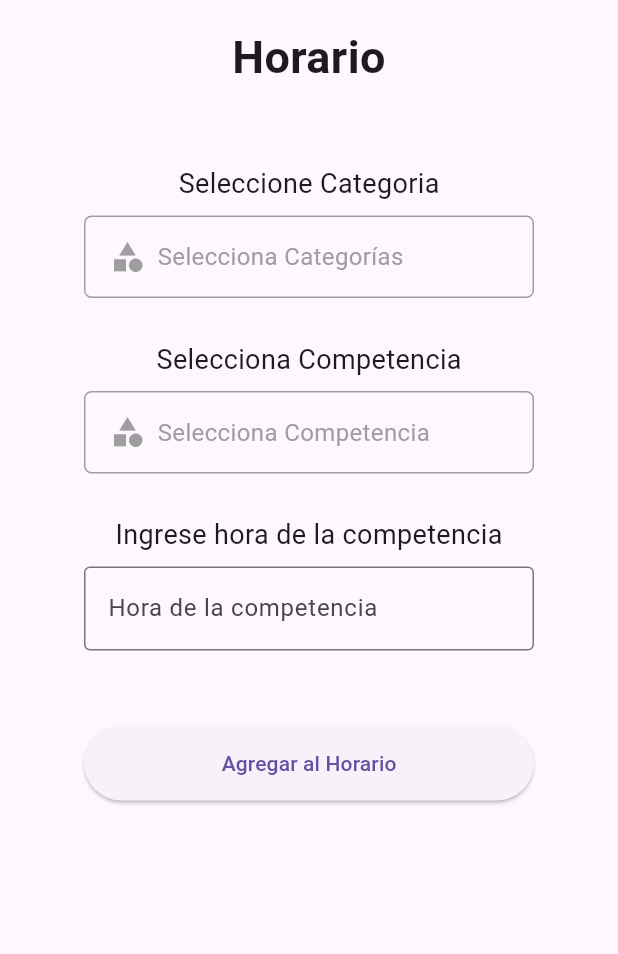
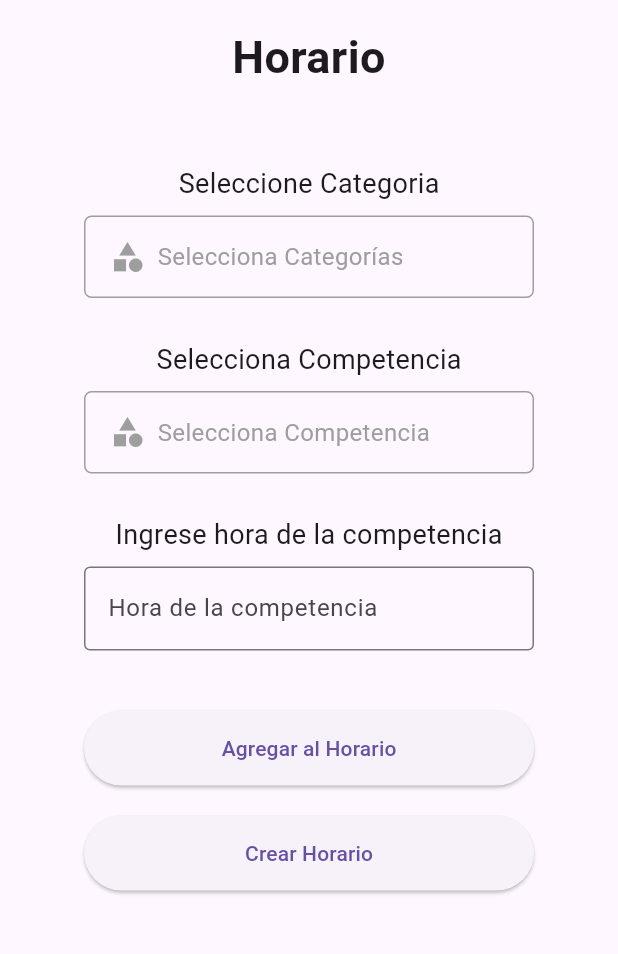
Before and after one commit to Gonzalolo1123/ProyectoAppMovil, a Flutter app: the Horario screen opened directly, after a tap on "Agregar al Horario", on a phone screen of 412 x 824 dp, the part 89-1043 px from its top. Run offline on Flutter 3.47's test engine with Material 3 defaults, Android fonts, the phone set to English and light mode, and no system bars; missing offline and left inert: postgres.

Commit message:
Horario terminado

```diff
--- a/proyectoapp/lib/horario.dart
+++ b/proyectoapp/lib/horario.dart
@@ -3,9 +3,22 @@ import 'package:flutter/material.dart';
 import 'crearCompetencia.dart';
 
 class horarioData {
-  List<String> CategoriaH =[] ;
+  List<String> CategoriaH = [];
   List<String> CompetenciaH = [];
   String HoraH = '';
+  @override
+  String toString() {
+    if (CompetenciaH.length != CategoriaH.length) {
+      return 'Error: Competencias y Categorías tienen longitudes diferentes';
+    }
+
+    List<String> competenciasYcategorias = [];
+    for (int i = 0; i < CompetenciaH.length; i++) {
+      competenciasYcategorias.add('${CompetenciaH[i]} ${CategoriaH[i]}');
+    }
+
+    return 'Hora: $HoraH, Competencias: ${competenciasYcategorias.join(', ')}';
+  }
 }
 
 class Horario extends StatefulWidget {
@@ -21,10 +34,9 @@ class _HorarioState extends State<Horario> {
   final TextEditingController horaController = TextEditingController();
   final List<horarioData> horarios = [];
 
-  horarioData nuevoHorario = horarioData(); // Instancia para el nuevo horario
-
   @override
   Widget build(BuildContext context) {
+    horarioData Horario = horarioData();
     return Scaffold(
       appBar: PreferredSize(
         preferredSize: const Size.fromHeight(60.0),
@@ -67,7 +79,7 @@ class _HorarioState extends State<Horario> {
                     ),
                     MyCheckboxMenu(
                       options: widget.competitionData.selectedCategories,
-                      selectedOptions: nuevoHorario.CategoriaH,
+                      selectedOptions: Horario.CategoriaH,
                       customText: 'Selecciona Categorías',
                     ),
                     const SizedBox(height: 20),
@@ -77,7 +89,7 @@ class _HorarioState extends State<Horario> {
                     ),
                     MyCheckboxMenu(
                       options: widget.competitionData.getSelectedCompetitions(),
-                      selectedOptions: nuevoHorario.CompetenciaH,
+                      selectedOptions: Horario.CompetenciaH,
                       customText: 'Selecciona Competencia',
                     ),
                   ],
@@ -101,17 +113,44 @@ class _HorarioState extends State<Horario> {
                     keyboardType: TextInputType.datetime,
                   ),
                 ),
-                const SizedBox(height: 50),
+                const SizedBox(height: 40),
                 ElevatedButton(
                   onPressed: () {
                     // Validar el formato de la hora HH:MM
                     if (isValidHourFormat(horaController.text)) {
                       // La hora tiene el formato correcto, puedes usarla
                       String hora = horaController.text;
-                      nuevoHorario.HoraH = hora;
-                      horarios.add(nuevoHorario);
-                      // Aquí puedes agregar la lógica para crear el horario
-                      print('Hora de la competencia: $hora');
+
+                      // Buscar un horario existente con la misma hora
+                      horarioData horarioExistente = horarios.firstWhere(
+                        (horario) => horario.HoraH == hora,
+                        orElse: () {
+                          // Si no existe, crear un nuevo horario
+                          horarioData nuevoHorario = horarioData();
+                          nuevoHorario.HoraH = hora;
+                          return nuevoHorario;
+                        },
+                      );
+
+                      // Crear una nueva instancia de horarioData
+                      horarioData nuevoHorario = horarioExistente;
+
+                      // Configurar el nuevo horario con los datos ingresados
+                      nuevoHorario.CategoriaH.addAll(Horario.CategoriaH);
+                      nuevoHorario.CompetenciaH.addAll(Horario.CompetenciaH);
+
+                      // Agregar el nuevo horario a la lista
+                      if (!horarios.contains(nuevoHorario)) {
+                        horarios.add(nuevoHorario);
+                      }
+
+                      // Mostrar el horario agregado
+                      print(
+                          'Competencia Agregada: ${horarios.map((horario) => horario.toString()).join(', ')}');
+                      // Limpiar checkboxes y TextField
+                      horaController.clear();
+                      Horario.CategoriaH.clear();
+                      Horario.CompetenciaH.clear();
                     } else {
                       // La hora no tiene el formato correcto
                       print('Formato de hora incorrecto. Debe ser HH:MM');
@@ -122,6 +161,17 @@ class _HorarioState extends State<Horario> {
                     padding: const EdgeInsets.all(15.0),
                   ),
                   child: const Text('Agregar al Horario'),
+                ),
+                const SizedBox(height: 20),
+                ElevatedButton(
+                  onPressed: () {
+                    print('horario creado');
+                  },
+                  style: ElevatedButton.styleFrom(
+                    minimumSize: const Size(300, 50),
+                    padding: const EdgeInsets.all(15.0),
+                  ),
+                  child: const Text('Crear Horario'),
                 ),
               ],
             ),
```
